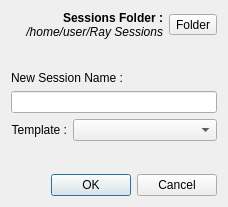
Qt form resources/ui/new_session.ui (Houston4444/RaySession) before a commit.
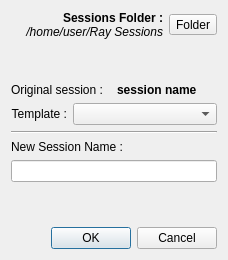
The same form after that commit. Icons and pictures are not drawn.

Commit message: Re-use existant dialogs for duplicate and save as template (open session dialog)

```diff
--- a/resources/ui/new_session.ui
+++ b/resources/ui/new_session.ui
@@ -10,7 +10,7 @@
     <x>0</x>
     <y>0</y>
     <width>228</width>
-    <height>207</height>
+    <height>260</height>
    </rect>
   </property>
   <property name="windowTitle">
@@ -83,20 +83,42 @@
     </spacer>
    </item>
    <item>
-    <widget class="QLabel" name="labelNewSessionName">
-     <property name="sizePolicy">
-      <sizepolicy hsizetype="Preferred" vsizetype="Fixed">
-       <horstretch>0</horstretch>
-       <verstretch>0</verstretch>
-      </sizepolicy>
-     </property>
+    <widget class="QFrame" name="frameOriginalSession">
+     <layout class="QHBoxLayout" name="horizontalLayout">
+      <property name="leftMargin">
+       <number>0</number>
+      </property>
+      <property name="topMargin">
+       <number>0</number>
+      </property>
+      <property name="rightMargin">
+       <number>0</number>
+      </property>
+      <property name="bottomMargin">
+       <number>0</number>
+      </property>
+      <item>
+       <widget class="QLabel" name="label">
      <property name="text">
-      <string>New Session Name :</string>
+         <string>Original session :</string>
      </property>
     </widget>
    </item>
    <item>
-    <widget class="QLineEdit" name="lineEdit"/>
+       <widget class="QLabel" name="labelOriginalSessionName">
+        <property name="font">
+         <font>
+          <weight>75</weight>
+          <bold>true</bold>
+         </font>
+        </property>
+        <property name="text">
+         <string>session name</string>
+        </property>
+       </widget>
+      </item>
+     </layout>
+    </widget>
    </item>
    <item>
     <layout class="QHBoxLayout" name="horizontalLayoutTemplate">
@@ -128,6 +150,29 @@
      </item>
     </layout>
    </item>
+   <item>
+    <widget class="Line" name="line">
+     <property name="orientation">
+      <enum>Qt::Horizontal</enum>
+     </property>
+    </widget>
+   </item>
+   <item>
+    <widget class="QLabel" name="labelNewSessionName">
+     <property name="sizePolicy">
+      <sizepolicy hsizetype="Preferred" vsizetype="Fixed">
+       <horstretch>0</horstretch>
+       <verstretch>0</verstretch>
+      </sizepolicy>
+     </property>
+     <property name="text">
+      <string>New Session Name :</string>
+     </property>
+    </widget>
+   </item>
+   <item>
+    <widget class="QLineEdit" name="lineEdit"/>
+   </item>
    <item>
     <spacer name="verticalSpacer_2">
      <property name="orientation">
```
Lines whose indentation alone changed are shown as unchanged. The commit also changes 4 other files.
